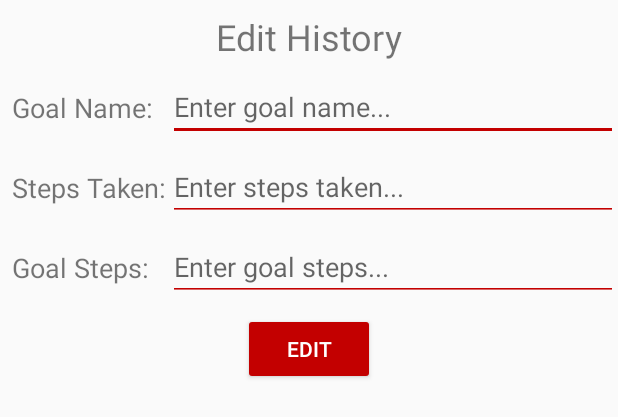
After one commit to EanCo26/CotterIain_KeepFitApp, an Android app: the layout edit_history_popup.xml on its own in the app's theme, with its tools: preview values and no code run, on a phone screen of 412 x 824 dp. The commit adds this screen. Shown: the top 417 px of the screen. Run offline under Robolectric (Android 15) with nearby library versions, the phone set to English and light mode, and no system bars.

Commit message:
History Editable
-  when history element clicked popup appears gives option to change name, steps taken in that day and the overall steps wished to achieved (based on inputs progress bar automatically updates)
 - minor change in popups, booleans not set in if conditions now instantiated with their correct value (neater)

```diff
--- a/app/src/main/java/me/uos/cotteriain_keepfitapp/HistorySettings/HistoryData.java
+++ b/app/src/main/java/me/uos/cotteriain_keepfitapp/HistorySettings/HistoryData.java
@@ -55,5 +55,5 @@ public class HistoryData {
     public void setDate(String date) { this.date = date; }
     public void setStepsTaken(int stepsTaken) { this.stepsTaken = stepsTaken; }
     public void setGoalSteps(int goalSteps) { this.goalSteps = goalSteps; }
-    private void setPercentageToGoal(int percentageToGoal) { this.percentageToGoal = percentageToGoal; }
+    public void setPercentageToGoal(int percentageToGoal) { this.percentageToGoal = percentageToGoal; }
 }
--- /dev/null
+++ b/app/src/main/res/layout/edit_history_popup.xml
@@ -0,0 +1,103 @@
+<?xml version="1.0" encoding="utf-8"?>
+<androidx.constraintlayout.widget.ConstraintLayout xmlns:android="http://schemas.android.com/apk/res/android"
+    android:layout_width="match_parent"
+    android:layout_height="wrap_content"
+    xmlns:app="http://schemas.android.com/apk/res-auto">
+
+    <TextView
+        android:id="@+id/title"
+        android:layout_width="wrap_content"
+        android:layout_height="wrap_content"
+        android:layout_marginBottom="8dp"
+        android:layout_marginTop="8dp"
+        app:layout_constraintTop_toTopOf="parent"
+        app:layout_constraintStart_toStartOf="parent"
+        app:layout_constraintEnd_toEndOf="parent"
+        android:textSize="24sp"
+        android:text="Edit History"/>
+
+    <TextView
+        android:id="@+id/name"
+        android:layout_width="104dp"
+        android:layout_height="wrap_content"
+        android:layout_marginLeft="8dp"
+        android:text="Goal Name:"
+        android:textSize="18sp"
+        app:layout_constraintStart_toStartOf="parent"
+        app:layout_constraintTop_toTopOf="@id/edit_name"
+        app:layout_constraintBottom_toBottomOf="@id/edit_name"/>
+
+    <EditText
+        android:id="@+id/edit_name"
+        android:layout_width="0dp"
+        android:layout_height="match_parent"
+        android:layout_marginBottom="8dp"
+        android:layout_marginTop="8dp"
+        android:hint="Enter goal name..."
+        android:backgroundTint="@color/red"
+        app:layout_constraintEnd_toEndOf="parent"
+        app:layout_constraintStart_toEndOf="@+id/name"
+        app:layout_constraintTop_toBottomOf="@id/title"/>
+
+    <TextView
+        android:id="@+id/steps"
+        android:layout_width="104dp"
+        android:layout_height="wrap_content"
+        android:layout_marginLeft="8dp"
+        android:text="Steps Taken:"
+        android:textSize="18sp"
+        app:layout_constraintStart_toStartOf="parent"
+        app:layout_constraintTop_toTopOf="@id/edit_steps"
+        app:layout_constraintBottom_toBottomOf="@id/edit_steps" />
+
+    <EditText
+        android:id="@+id/edit_steps"
+        android:layout_width="0dp"
+        android:layout_height="match_parent"
+        android:layout_marginBottom="8dp"
+        android:layout_marginTop="8dp"
+        android:hint="Enter steps taken..."
+        android:backgroundTint="@color/red"
+        android:inputType="number"
+        app:layout_constraintEnd_toEndOf="parent"
+        app:layout_constraintStart_toEndOf="@id/steps"
+        app:layout_constraintTop_toBottomOf="@id/edit_name" />
+
+    <TextView
+        android:id="@+id/goal_steps"
+        android:layout_width="104dp"
+        android:layout_height="wrap_content"
+        android:layout_marginLeft="8dp"
+        android:text="Goal Steps:"
+        android:textSize="18sp"
+        app:layout_constraintStart_toStartOf="parent"
+        app:layout_constraintTop_toTopOf="@id/edit_goal_steps"
+        app:layout_constraintBottom_toBottomOf="@id/edit_goal_steps" />
+
+    <EditText
+        android:id="@+id/edit_goal_steps"
+        android:layout_width="0dp"
+        android:layout_height="match_parent"
+        android:layout_marginBottom="8dp"
+        android:layout_marginTop="8dp"
+        android:hint="Enter goal steps..."
+        android:backgroundTint="@color/red"
+        android:inputType="number"
+        app:layout_constraintEnd_toEndOf="parent"
+        app:layout_constraintStart_toEndOf="@id/goal_steps"
+        app:layout_constraintTop_toBottomOf="@id/edit_steps" />
+
+    <Button
+        android:id="@+id/edit_button"
+        android:layout_width="wrap_content"
+        android:layout_height="wrap_content"
+        android:layout_marginBottom="16dp"
+        android:layout_marginTop="8dp"
+        android:backgroundTint="@color/red"
+        android:text="Edit"
+        android:textColor="@color/white"
+        app:layout_constraintEnd_toEndOf="parent"
+        app:layout_constraintStart_toStartOf="parent"
+        app:layout_constraintTop_toBottomOf="@+id/edit_goal_steps"
+        app:layout_constraintBottom_toBottomOf="parent"/>
+</androidx.constraintlayout.widget.ConstraintLayout>
```
Also changed, not shown: app/src/main/java/me/uos/cotteriain_keepfitapp/HistoryActivity.java (+51 -1 lines), app/src/main/java/me/uos/cotteriain_keepfitapp/MainActivity.java (+4 -14 lines).
